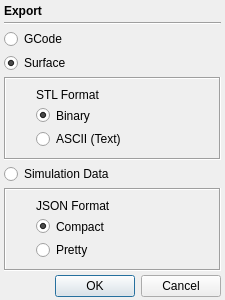
CauldronDevelopmentLLC/CAMotics, file qt/export_dialog.ui: the form before one commit.
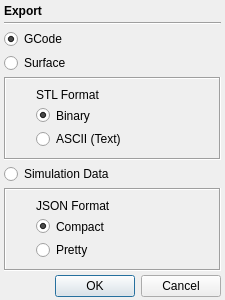
The form after the commit.

The edit to the form file:
```diff
--- a/qt/export_dialog.ui
+++ b/qt/export_dialog.ui
@@ -72,6 +72,9 @@
      <property name="text">
       <string>GCode</string>
      </property>
+     <property name="checked">
+      <bool>true</bool>
+     </property>
      <attribute name="buttonGroup">
       <string notr="true">buttonGroup</string>
      </attribute>
@@ -83,7 +86,7 @@
       <string>Surface</string>
      </property>
      <property name="checked">
-      <bool>true</bool>
+      <bool>false</bool>
      </property>
      <attribute name="buttonGroup">
       <string notr="true">buttonGroup</string>
```
